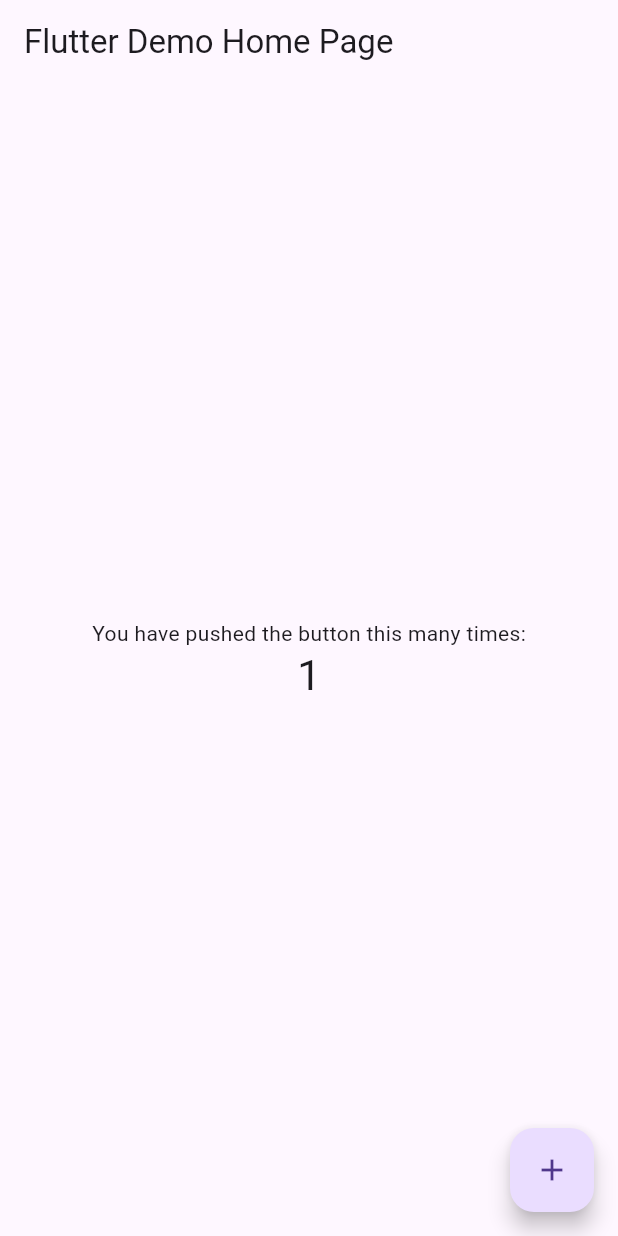
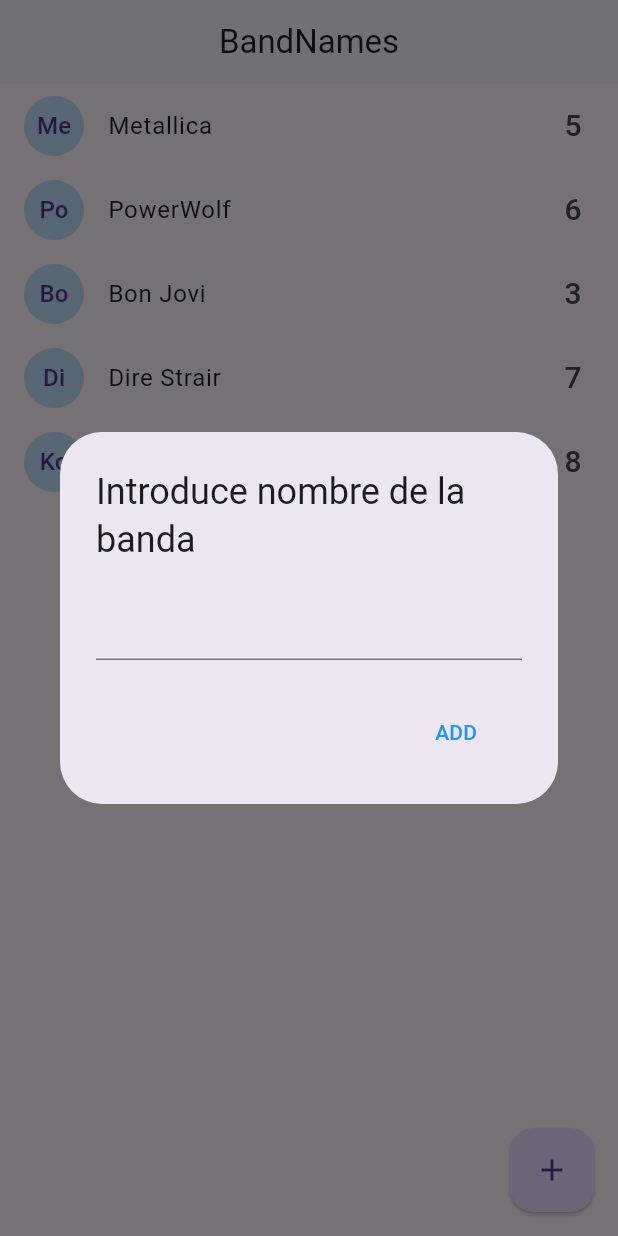
Before and after one commit to angelefl2/BandNameApp, a Flutter app: the screen it shows after launch, after a tap on the "add" icon, on a phone screen of 412 x 824 dp. Run offline on Flutter 3.47's test engine with Material 3 defaults, Android fonts, the phone set to English and light mode, and no system bars.

Commit message:
PaginaPrincipal 10/02/2024

```diff
--- a/lib/main.dart
+++ b/lib/main.dart
@@ -1,115 +1,21 @@
 import 'package:flutter/material.dart';
 
-void main() {
-  runApp(const MyApp());
-}
+import 'package:band_names_app/pages/home.dart';
+
+void main() => runApp(MyApp());
 
 class MyApp extends StatelessWidget {
-  const MyApp({Key? key}) : super(key: key);
 
-  // This widget is the root of your application.
+
   @override
   Widget build(BuildContext context) {
     return MaterialApp(
-      title: 'Flutter Demo',
-      theme: ThemeData(
-        // This is the theme of your application.
-        //
-        // Try running your application with "flutter run". You'll see the
-        // application has a blue toolbar. Then, without quitting the app, try
-        // changing the primarySwatch below to Colors.green and then invoke
-        // "hot reload" (press "r" in the console where you ran "flutter run",
-        // or simply save your changes to "hot reload" in a Flutter IDE).
-        // Notice that the counter didn't reset back to zero; the application
-        // is not restarted.
-        primarySwatch: Colors.blue,
-      ),
-      home: const MyHomePage(title: 'Flutter Demo Home Page'),
+      debugShowCheckedModeBanner: false,
+      title: 'Material App',
+      routes: {
+        'home': (_) => HomePage()
+      },
+      initialRoute: 'home',
     );
   }
 }
-
-class MyHomePage extends StatefulWidget {
-  const MyHomePage({Key? key, required this.title}) : super(key: key);
-
-  // This widget is the home page of your application. It is stateful, meaning
-  // that it has a State object (defined below) that contains fields that affect
-  // how it looks.
-
-  // This class is the configuration for the state. It holds the values (in this
-  // case the title) provided by the parent (in this case the App widget) and
-  // used by the build method of the State. Fields in a Widget subclass are
-  // always marked "final".
-
-  final String title;
-
-  @override
-  State<MyHomePage> createState() => _MyHomePageState();
-}
-
-class _MyHomePageState extends State<MyHomePage> {
-  int _counter = 0;
-
-  void _incrementCounter() {
-    setState(() {
-      // This call to setState tells the Flutter framework that something has
-      // changed in this State, which causes it to rerun the build method below
-      // so that the display can reflect the updated values. If we changed
-      // _counter without calling setState(), then the build method would not be
-      // called again, and so nothing would appear to happen.
-      _counter++;
-    });
-  }
-
-  @override
-  Widget build(BuildContext context) {
-    // This method is rerun every time setState is called, for instance as done
-    // by the _incrementCounter method above.
-    //
-    // The Flutter framework has been optimized to make rerunning build methods
-    // fast, so that you can just rebuild anything that needs updating rather
-    // than having to individually change instances of widgets.
-    return Scaffold(
-      appBar: AppBar(
-        // Here we take the value from the MyHomePage object that was created by
-        // the App.build method, and use it to set our appbar title.
-        title: Text(widget.title),
-      ),
-      body: Center(
-        // Center is a layout widget. It takes a single child and positions it
-        // in the middle of the parent.
-        child: Column(
-          // Column is also a layout widget. It takes a list of children and
-          // arranges them vertically. By default, it sizes itself to fit its
-          // children horizontally, and tries to be as tall as its parent.
-          //
-          // Invoke "debug painting" (press "p" in the console, choose the
-          // "Toggle Debug Paint" action from the Flutter Inspector in Android
-          // Studio, or the "Toggle Debug Paint" command in Visual Studio Code)
-          // to see the wireframe for each widget.
-          //
-          // Column has various properties to control how it sizes itself and
-          // how it positions its children. Here we use mainAxisAlignment to
-          // center the children vertically; the main axis here is the vertical
-          // axis because Columns are vertical (the cross axis would be
-          // horizontal).
-          mainAxisAlignment: MainAxisAlignment.center,
-          children: <Widget>[
-            const Text(
-              'You have pushed the button this many times:',
-            ),
-            Text(
-              '$_counter',
-              style: Theme.of(context).textTheme.headline4,
-            ),
-          ],
-        ),
-      ),
-      floatingActionButton: FloatingActionButton(
-        onPressed: _incrementCounter,
-        tooltip: 'Increment',
-        child: const Icon(Icons.add),
-      ), // This trailing comma makes auto-formatting nicer for build methods.
-    );
-  }
-}
--- /dev/null
+++ b/lib/models/band.dart
@@ -0,0 +1,13 @@
+class Band {
+  String id;
+  String name;
+  int votes;
+
+  Band({required this.id, required this.name, required this.votes});
+
+  factory Band.fromMap(Map<String, dynamic> obj) => Band(
+        id: obj['id'],
+        name: obj['name'],
+        votes: obj['votes'],
+      );
+}
--- /dev/null
+++ b/lib/pages/home.dart
@@ -0,0 +1,127 @@
+import 'dart:io';
+
+import 'package:band_names_app/models/band.dart';
+import 'package:flutter/cupertino.dart';
+import 'package:flutter/material.dart';
+
+class HomePage extends StatefulWidget {
+  const HomePage({Key? key}) : super(key: key);
+
+  @override
+  State<HomePage> createState() => _HomePageState();
+}
+
+class _HomePageState extends State<HomePage> {
+  List<Band> bandas = [
+    Band(id: '1', name: "Metallica", votes: 5),
+    Band(id: '2', name: "PowerWolf", votes: 6),
+    Band(id: '3', name: "Bon Jovi", votes: 3),
+    Band(id: '4', name: "Dire Strair", votes: 7),
+    Band(id: '5', name: "Koorpiklani", votes: 8),
+  ];
+
+  @override
+  Widget build(BuildContext context) {
+    return Scaffold(
+      appBar: AppBar(
+          title: const Center(
+              child: Text("BandNames", style: TextStyle(color: Colors.black87))),
+          backgroundColor: Colors.white,
+          elevation: 1),
+      body: ListView.builder(
+          itemCount: bandas.length, itemBuilder: (_, int i) => _bandTile(bandas[i])),
+      floatingActionButton: FloatingActionButton(
+          child: const Icon(Icons.add), elevation: 1, onPressed: () => addNewBand()),
+    );
+  }
+
+  Dismissible _bandTile(Band banda) {
+    return Dismissible(
+      key: Key(banda.id),
+      background: Container(
+        padding: const EdgeInsets.only(left: 10.0),
+          color: Colors.red,
+          child: const Align(
+            child: Text(
+              "Eliminar",
+              style: TextStyle(color: Colors.white),
+            ),
+            alignment: Alignment.centerLeft,
+          )),
+      direction: DismissDirection.startToEnd,
+      child: ListTile(
+        leading: CircleAvatar(
+          child: Text(banda.name.substring(0, 2)),
+          backgroundColor: Colors.blue[100],
+        ),
+        title: Text(banda.name),
+        trailing: Text(
+          '${banda.votes}',
+          style: const TextStyle(fontSize: 20),
+        ),
+        onTap: () {
+          print(banda.name);
+        },
+      ),
+      onDismissed: (direction) {
+        print(direction);
+      },
+    );
+  }
+
+  addNewBand() {
+    final textController = TextEditingController();
+
+    if (Platform.isAndroid) {
+      showDialog(
+        context: context,
+        builder: (context) {
+          return AlertDialog(
+            title: const Text('Introduce nombre de la banda'),
+            content: TextField(controller: textController),
+            actions: <Widget>[
+              MaterialButton(
+                  child: const Text('ADD'),
+                  elevation: 1,
+                  textColor: Colors.blue,
+                  onPressed: () => addbandToList(textController.text))
+            ],
+          );
+        },
+      );
+    } else {
+      showCupertinoDialog(
+          context: context,
+          builder: (_) {
+            return CupertinoAlertDialog(
+              title: const Text("Nombre de la banda"),
+              content: CupertinoTextField(
+                controller: textController,
+              ),
+              actions: <Widget>[
+                CupertinoDialogAction(
+                  isDefaultAction: true,
+                  child: const Text("DISMISS"),
+                  onPressed: () => Navigator.pop(context),
+                ),
+                CupertinoDialogAction(
+                  isDefaultAction: true,
+                  child: const Text("ADD"),
+                  onPressed: () => addbandToList(textController.text),
+                ),
+              ],
+            );
+          });
+    }
+  }
+
+  addbandToList(String nombre) {
+    if (nombre.length > 1) {
+      // Agregamos al backend
+      bandas.add(Band(id: '1', name: nombre, votes: 3));
+      setState(() {});
+    }
+
+    Navigator.pop(context);
+  }
+}
```
